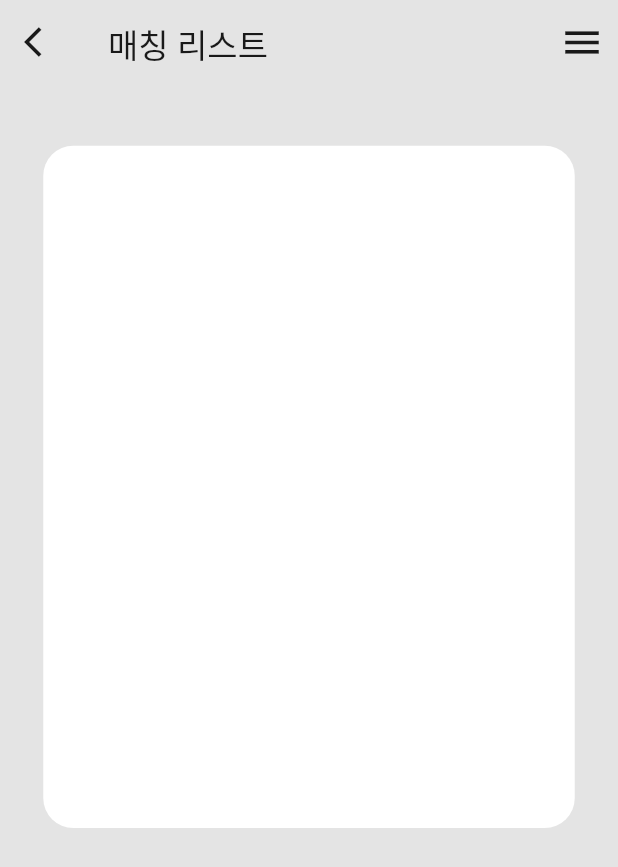
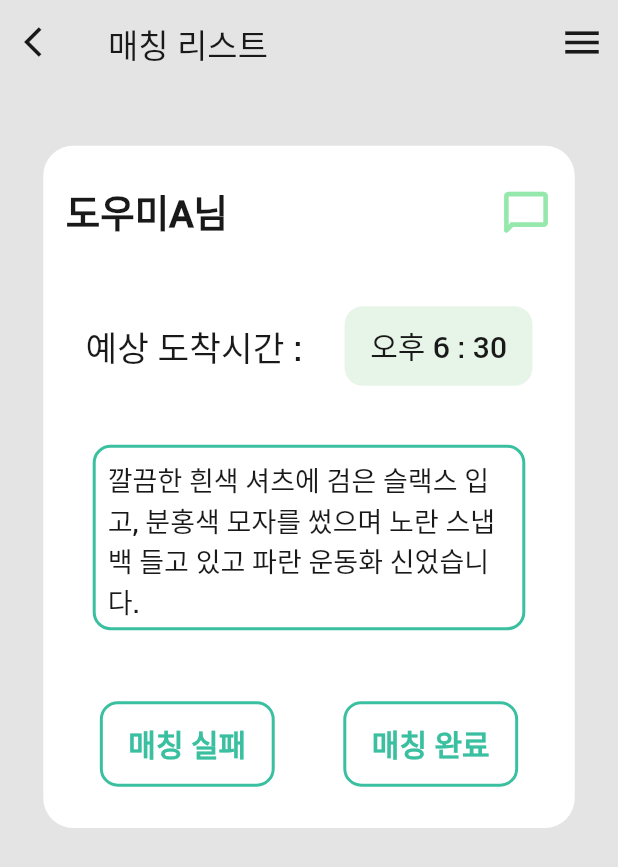
Before and after one commit to HandySub/HandySub_FrontEnd, a Flutter app: the MatchingWaitingDisabled widget shown alone on an empty page, opened directly, on a phone screen of 412 x 824 dp. Shown: the top 867 px of the screen. Run offline on Flutter 3.47's test engine with Material 2 defaults, Android fonts, the phone set to English and light mode, and no system bars; Roboto replaces fonts that are missing (GmarketSans).

Commit message:
HANDY-9, HANDY-12 / complete HANDY-9 and add some components.

```diff
--- a/lib/components/buttons.dart
+++ b/lib/components/buttons.dart
@@ -28,8 +28,12 @@ Widget greenTextButton_4(String text) {
   );
 }
 
-Widget greenTextButton(String text) {
-  return Container(
+Widget greenTextButton(String text, VoidCallback buttonFunc) {
+  return TextButton(
+    onPressed: () {
+      buttonFunc();
+    },
+    child: Container(
       decoration: BoxDecoration(
         border: Border.all(
           width: 2,
@@ -47,6 +51,7 @@ Widget greenTextButton(String text) {
             fontWeight: FontWeight.bold,
             fontSize: 20,
             color: emerald,
+          ),
         ),
       ),
     ),
--- /dev/null
+++ b/lib/components/components.dart
@@ -0,0 +1,44 @@
+import 'package:flutter/material.dart';
+import 'package:handysub/constants/colors.dart';
+import 'package:handysub/constants/textstyle.dart';
+
+Widget lightgreenBackgroundText(String text) {
+  return Container(
+    decoration: BoxDecoration(
+      color: light_emerald,
+      borderRadius: BorderRadius.all(
+        Radius.circular(12.0),
+      ),
+    ),
+    child: Padding(
+      padding: EdgeInsets.fromLTRB(17, 11.5, 17, 11.5),
+      child: Text(text, style: defaultTextStyle(20.0)),
+    ),
+  );
+}
+
+/// [text] is input text in this Box.
+/// [height] and [width] is height, width of this Box.
+Widget greenTextBox(String text, double height, double width) {
+  return Container(
+      height: height,
+      width: width,
+      decoration: BoxDecoration(
+        border: Border.all(
+          width: 2,
+          color: emerald,
+        ),
+        borderRadius: BorderRadius.all(
+          Radius.circular(12.0),
+        ),
+      ),
+      child: SingleChildScrollView(
+        child: Padding(
+          padding: const EdgeInsets.all(8.0),
+          child: Text(
+            text,
+            style: defaultTextStyle(18),
+          ),
+        ),
+      ));
+}
--- a/lib/constants/colors.dart
+++ b/lib/constants/colors.dart
@@ -2,12 +2,14 @@ import 'package:flutter/material.dart';
 
 const main_color = Color.fromARGB(255, 149, 232, 172);
 const emerald = Color(0xff3ac0a0);
+const light_emerald = Color(0xffE7F4E8);
 const real_white = Color(0xffffffff);
 const real_black = Color.fromARGB(255, 25, 25, 25);
+const real_red = Color.fromARGB(255, 216, 25, 37);
 const real_black_65 = Color.fromRGBO(0, 0, 0, 0.65);
 const real_black_19 = Color.fromRGBO(0, 0, 0, 0.19);
 const lightgray = Color.fromRGBO(0, 0, 0, 0.09);
 const main_color_light = Color(0xffe7f4e8);
-const gray=Color.fromARGB(255, 186, 191, 183);
-const green=Color.fromARGB(255, 140, 214, 0);
-const orange=Color.fromARGB(255, 255, 179, 124);
+const gray = Color.fromARGB(255, 186, 191, 183);
+const green = Color.fromARGB(255, 140, 214, 0);
+const orange = Color.fromARGB(255, 255, 179, 124);
--- a/lib/constants/textstyle.dart
+++ b/lib/constants/textstyle.dart
@@ -1,10 +1,19 @@
 import 'package:flutter/material.dart';
 import 'package:handysub/constants/colors.dart';
 
-TextStyle defaultTextStyle() {
+TextStyle defaultTextStyle(double size_) {
+  return TextStyle(
+      color: real_black,
+      fontFamily: 'GmarketSans',
+      fontWeight: FontWeight.normal,
+      fontSize: size_);
+}
+
+TextStyle defaultBoldTextStyle(double size_) {
   return TextStyle(
     color: real_black,
     fontFamily: 'GmarketSans',
-    fontWeight: FontWeight.normal,
+    fontWeight: FontWeight.bold,
+    fontSize: size_,
   );
 }
--- a/lib/main.dart
+++ b/lib/main.dart
@@ -1,5 +1,6 @@
 import 'package:flutter/material.dart';
 import 'package:flutter/services.dart';
+import 'package:handysub/components/frame.dart';
 import 'package:handysub/constants/colors.dart';
 import 'package:handysub/pages/Login/loginPage.dart';
 import 'package:handysub/pages/Matching/matching_apply_disabled.dart';
@@ -52,7 +53,8 @@ class MyApp extends StatelessWidget {
                     Navigator.push(
                       context,
                       MaterialPageRoute(
-                          builder: (context) => MatchingListDisabled())
+                        builder: (context) => MatchingWaitingDisabled(),
+                      ),
                     );
                   },
                   child: Text(
--- a/lib/pages/Matching/matching_apply_disabled.dart
+++ b/lib/pages/Matching/matching_apply_disabled.dart
@@ -224,8 +224,8 @@ class _MatchingApplyPage_DisabledState
                             Row(
                               mainAxisAlignment: MainAxisAlignment.spaceEvenly,
                               children: [
-                                greenTextButton("매칭 취소"),
-                                greenTextButton("매칭 신청"),
+                                greenTextButton("매칭 취소", () {}),
+                                greenTextButton("매칭 신청", () {}),
                               ],
                             ),
                           ],
--- a/lib/pages/Matching/matching_waiting_disabled.dart
+++ b/lib/pages/Matching/matching_waiting_disabled.dart
@@ -1,9 +1,11 @@
 import 'package:flutter/material.dart';
 import 'package:flutter/services.dart';
 import 'package:handysub/components/buttons.dart';
+import 'package:handysub/components/components.dart';
 import 'package:handysub/components/frame.dart';
 import 'package:handysub/constants/colors.dart';
 import 'package:handysub/components/appBar.dart';
+import 'package:handysub/constants/textstyle.dart';
 
 class MatchingWaitingDisabled extends StatefulWidget {
   const MatchingWaitingDisabled({Key? key}) : super(key: key);
@@ -14,6 +16,13 @@ class MatchingWaitingDisabled extends StatefulWidget {
 }
 
 class _MatchingWaitingDisabledState extends State<MatchingWaitingDisabled> {
+  String ableUserName = "도우미A";
+  bool isChattingArrive = false;
+  String messageOfAbled =
+      '''깔끔한 흰색 셔츠에 검은 슬랙스 입고, 분홍색 모자를 썼으며 노란 스냅백 들고 있고 파란 운동화 신었습니다.
+      그리고 이제 뒷 내용은 스크롤뷰를 테스트해야 되는데 쓸 말이 생각이 안 나서
+      아무 말이나 대충 쓰는 중이라는 점을 알아 주셨으면 좋겠는 점을 알아 주셨으면 좋을 것 같습니다.''';
+
   @override
   Widget build(BuildContext context) {
     final height = MediaQuery.of(context).size.height;
@@ -30,7 +39,98 @@ class _MatchingWaitingDisabledState extends State<MatchingWaitingDisabled> {
         height * 0.33,
       ),
       "매칭 리스트",
-      Column(),
+      Column(
+        mainAxisAlignment: MainAxisAlignment.spaceAround,
+        children: [
+          userNick_chatIcon(),
+          expectArrivalTime(),
+          greenTextBox(messageOfAbled, height * 0.15, width * 0.7),
+          isMatchingSuccessedButtons(),
+        ],
+      ),
+    );
+  }
+
+  Widget userNick_chatIcon() {
+    return Padding(
+      padding: const EdgeInsets.fromLTRB(15, 0, 10, 0),
+      child: Row(
+        mainAxisAlignment: MainAxisAlignment.spaceBetween,
+        children: [
+          Text(
+            "$ableUserName님",
+            style: defaultBoldTextStyle(25.0),
+          ),
+          chatIcon()
+        ],
+      ),
+    );
+  }
+
+  Widget chatIcon() {
+    return isChattingArrive == true
+        ? Stack(
+            children: [
+              IconButton(
+                onPressed: () {
+                  setState(() {
+                    isChattingArrive = !isChattingArrive;
+                  });
+                },
+                icon: Icon(
+                  Icons.chat_bubble,
+                  color: main_color,
+                  size: 35,
+                ),
+              ),
+              Padding(
+                padding: const EdgeInsets.fromLTRB(33, 8, 0, 0),
+                child: Container(
+                  height: 10,
+                  width: 10,
+                  decoration: BoxDecoration(
+                    shape: BoxShape.circle,
+                    color: real_red,
+                  ),
+                ),
+              )
+            ],
+          )
+        // * else (isChattingArrive = false)
+        : IconButton(
+            onPressed: () {
+              setState(() {
+                isChattingArrive = !isChattingArrive;
+              });
+            },
+            icon: Icon(
+              Icons.chat_bubble_outline_rounded,
+              color: main_color,
+              size: 35,
+            ),
+          );
+  }
+
+  Widget expectArrivalTime() {
+    return Row(
+      mainAxisAlignment: MainAxisAlignment.spaceEvenly,
+      children: [
+        Text(
+          "예상 도착시간 :",
+          style: defaultTextStyle(23.0),
+        ),
+        lightgreenBackgroundText("오후 6 : 30")
+      ],
+    );
+  }
+
+  Widget isMatchingSuccessedButtons() {
+    return Row(
+      mainAxisAlignment: MainAxisAlignment.spaceEvenly,
+      children: [
+        greenTextButton("매칭 실패", () {}),
+        greenTextButton("매칭 완료", () {}),
+      ],
     );
   }
 }
```
Lines whose indentation alone changed are shown as unchanged.
